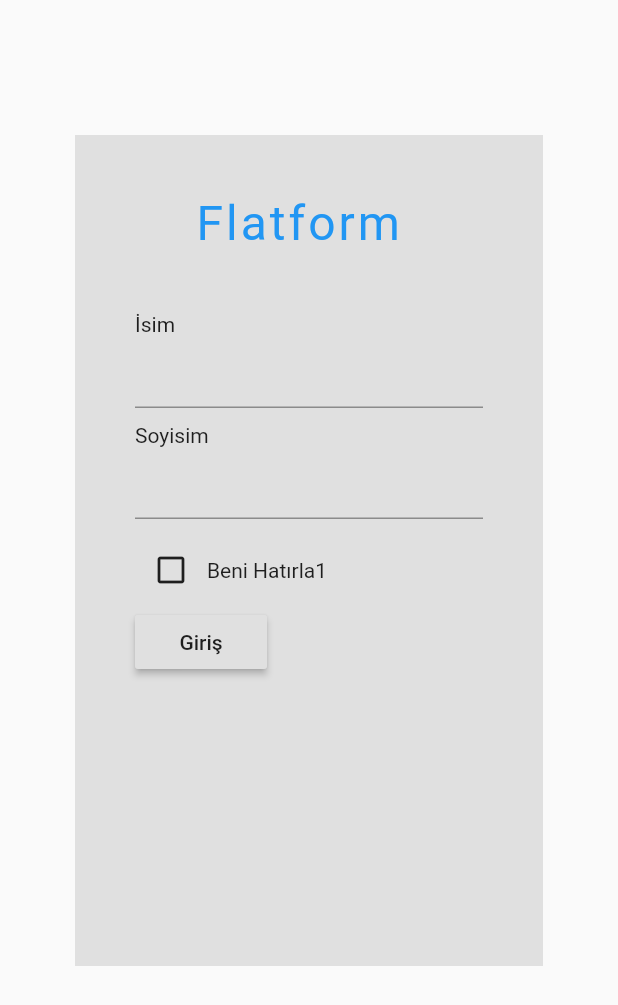
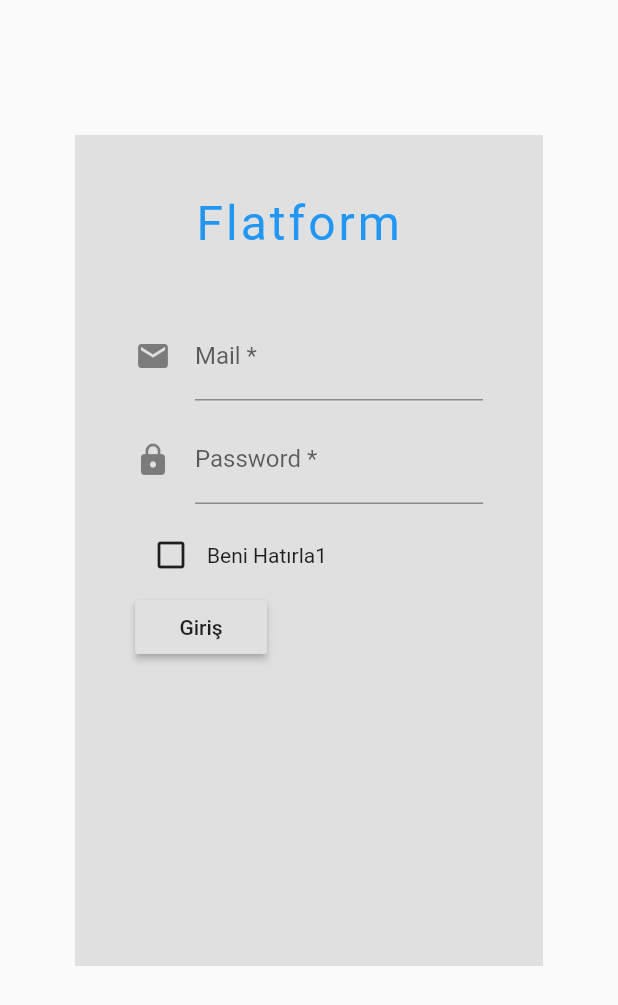
Before and after one commit to ayberkbozkus/flatform, a Flutter app: the screen it shows after launch, on a phone screen of 412 x 824 dp. Shown: the top 1005 px of the screen. Run offline on Flutter 3.47's test engine with Material 2 defaults, Android fonts, the light colour scheme and no system bars.

Commit message:
Redesign login form

```diff
--- a/lib/main.dart
+++ b/lib/main.dart
@@ -11,7 +11,7 @@ class Login extends StatelessWidget {
   Widget build(BuildContext context) {
     return Scaffold(
       body: Container(
-        padding: EdgeInsets.fromLTRB(40.0,0.0,40.0,40.0),
+        padding: EdgeInsets.fromLTRB(40.0, 0.0, 40.0, 40.0),
         margin: EdgeInsets.fromLTRB(50.0, 90.0, 50.0, 180.0),
         color: Colors.grey[300],
         child: Column(
@@ -29,18 +29,25 @@ class Login extends StatelessWidget {
                 ),
               ),
               Container(
-            child: Text('İsim'),
+                padding: EdgeInsets.fromLTRB(0.0, 0.0, 0.0, 10.0),
+                child: TextFormField(
+                  decoration: const InputDecoration(
+                    icon: Icon(Icons.mail),
+                    hintText: '@farplas.com',
+                    labelText: 'Mail *',
                   ),
+                ),
+              ), //Text Input
+
               Container(
-          padding: EdgeInsets.fromLTRB(0.0,0.0,0.0,10.0),
-          child: TextFormField(),
-          ), //Text Input
-          Container(
-            child: Text('Soyisim'),
+                padding: EdgeInsets.fromLTRB(0.0, 0.0, 0.0, 10.0),
+                child: TextFormField(
+                  decoration: const InputDecoration(
+                    icon: Icon(Icons.lock),
+                    labelText: 'Password *',
                   ),
-          Container(
-          padding: EdgeInsets.fromLTRB(0.0,0.0,0.0,10.0),
-          child: TextFormField(),
+                  obscureText: true,
+                ),
               ), //Text Input
               Container(
                 child: Row(
@@ -60,7 +67,8 @@ class Login extends StatelessWidget {
               Container(
                 child: RaisedButton(
                   onPressed: () {
-                Navigator.push(context, MaterialPageRoute(builder: (context)=>Home()));
+                    Navigator.push(context,
+                        MaterialPageRoute(builder: (context) => Home()));
                   },
                   child: Text('Giriş'),
                 ),
```
Lines whose indentation alone changed are shown as unchanged.
